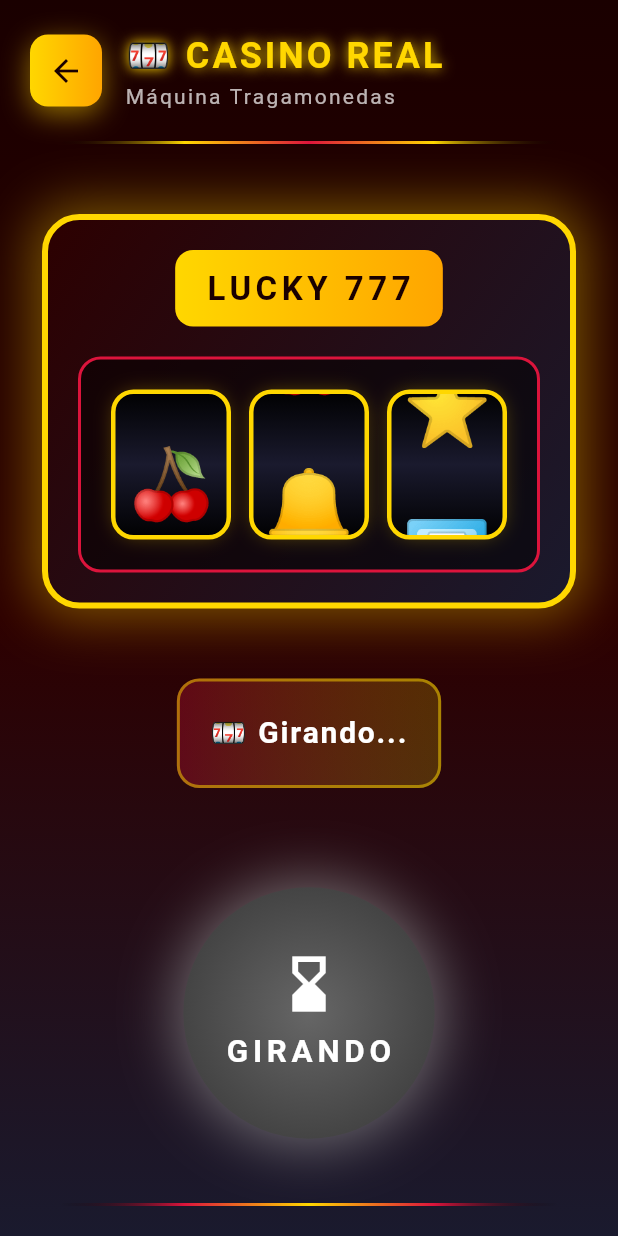
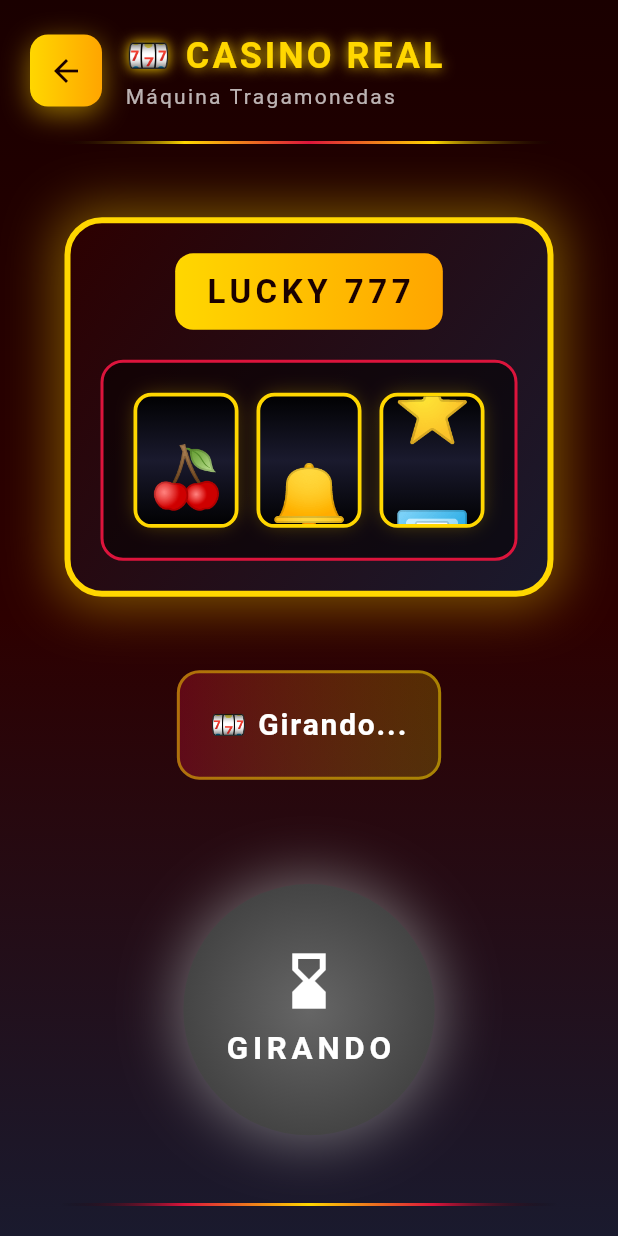
Before and after one commit to gasum0/flutter, a Flutter app: the SlotMachinePage screen opened directly with empty values, after a tap on "JUGAR", on a phone screen of 412 x 824 dp. Run offline on Flutter 3.47's test engine with Material 3 defaults, Android fonts, the phone set to English and light mode, and no system bars; our stand-ins replace flutter_fortune_wheel, sqflite; accounts and stored records are empty.

Commit message:
slot_machine_page.dart

```diff
--- a/lib/screens/slot_machine_page.dart
+++ b/lib/screens/slot_machine_page.dart
@@ -428,8 +428,8 @@ class _SlotMachinePageState extends State<SlotMachinePage> with TickerProviderSt
 
   Widget _buildRodillo({required Animation<double> animation, required int index, required String finalSymbol}) {
     return Container(
-      width: 80,
-      height: 100,
+      width: 70,
+      height: 90,
       decoration: BoxDecoration(
         gradient: const LinearGradient(
           begin: Alignment.topCenter,
@@ -440,10 +440,10 @@ class _SlotMachinePageState extends State<SlotMachinePage> with TickerProviderSt
             Color(0xFF000000),
           ],
         ),
-        borderRadius: BorderRadius.circular(15),
+        borderRadius: BorderRadius.circular(12),
         border: Border.all(
           color: const Color(0xFFFFD700),
-          width: 3,
+          width: 2.5,
         ),
         boxShadow: [
           BoxShadow(
@@ -454,7 +454,7 @@ class _SlotMachinePageState extends State<SlotMachinePage> with TickerProviderSt
         ],
       ),
       child: ClipRRect(
-        borderRadius: BorderRadius.circular(12),
+        borderRadius: BorderRadius.circular(10),
         child: AnimatedBuilder(
           animation: animation,
           builder: (context, child) {
@@ -463,7 +463,7 @@ class _SlotMachinePageState extends State<SlotMachinePage> with TickerProviderSt
               return Center(
                 child: Text(
                   resultado[index],
-                  style: const TextStyle(fontSize: 48),
+                  style: const TextStyle(fontSize: 42),
                 ),
               );
             }
@@ -476,7 +476,7 @@ class _SlotMachinePageState extends State<SlotMachinePage> with TickerProviderSt
             )..add(finalSymbol);
 
             final progress = animation.value;
-            const itemHeight = 100.0;
+            const itemHeight = 90.0;
             const totalHeight = itemHeight * symbolCount;
             final offset = -(progress * totalHeight - itemHeight);
 
@@ -485,12 +485,12 @@ class _SlotMachinePageState extends State<SlotMachinePage> with TickerProviderSt
               child: Column(
                 children: symbols.map((symbol) {
                   return Container(
-                    width: 80,
+                    width: 70,
                     height: itemHeight,
                     alignment: Alignment.center,
                     child: Text(
                       symbol,
-                      style: const TextStyle(fontSize: 48),
+                      style: const TextStyle(fontSize: 42),
                     ),
                   );
                 }).toList(),
```
